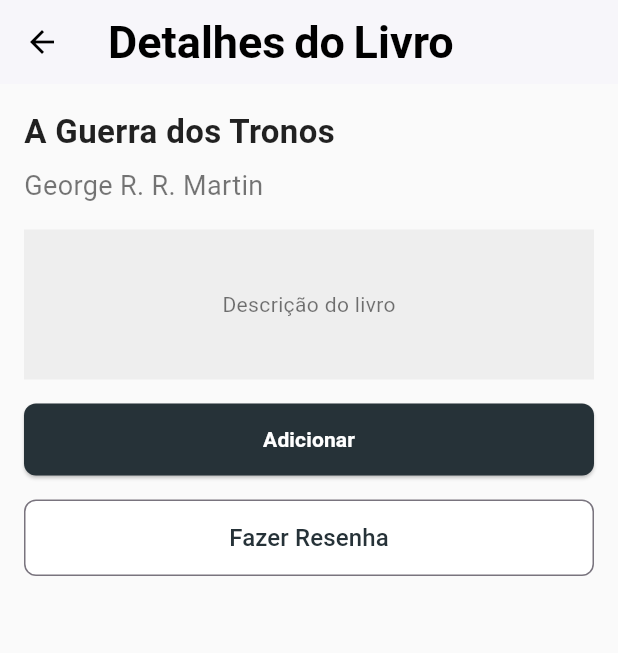
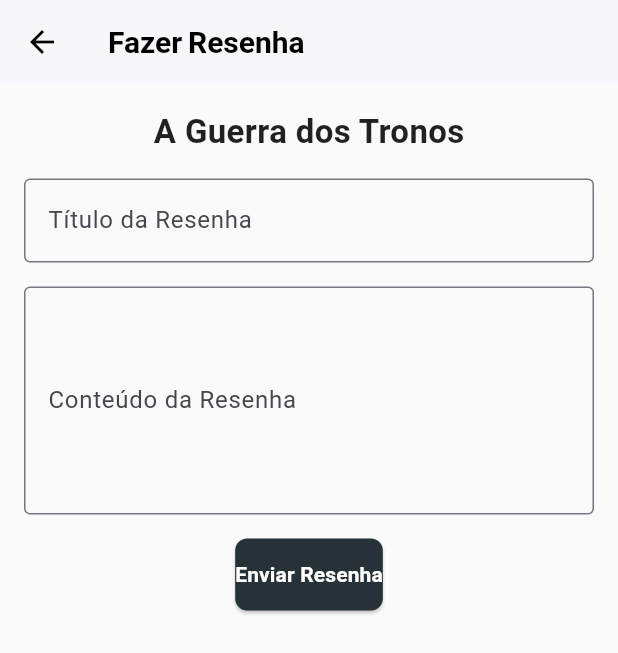
Before and after one commit to nicolemartinsx/book-tracker, a Flutter app: the LivroDetalhePage screen opened directly with sample values from the repository, after a tap on "Fazer Resenha", on a phone screen of 412 x 824 dp. Shown: the top 653 px of the screen. Run offline on Flutter 3.47's test engine with Material 3 defaults, Android fonts, the phone set to English and light mode, and no system bars; our stand-ins replace firebase_auth, firebase_core, google_fonts; accounts and stored records are empty.

Commit message:
feat: adicionando pagina de resenha

```diff
--- a/lib/pages/livro_page.dart
+++ b/lib/pages/livro_page.dart
@@ -1,10 +1,16 @@
+import 'package:book_tracker/pages/review_page.dart';
+import 'package:book_tracker/services/auth_service.dart';
 import 'package:flutter/material.dart';
 import 'package:book_tracker/models/livro.dart';
+import 'package:provider/provider.dart';
 
 class LivroDetalhePage extends StatelessWidget {
+
+
   final Livro livro;
 
   const LivroDetalhePage({super.key, required this.livro});
+
 
   @override
   Widget build(BuildContext context) {
@@ -40,8 +46,7 @@ class LivroDetalhePage extends StatelessWidget {
                 color: Colors.black54,
               ),
             ),
-
-               SizedBox(height: 16),
+          SizedBox(height: 16),
             Container(
               height: 100,
               color: Colors.grey[200],
@@ -56,7 +61,20 @@ class LivroDetalhePage extends StatelessWidget {
             SizedBox(height: 16),
             ElevatedButton(
               onPressed: () {
-                // ação de adicionar
+                  final authService = Provider.of<AuthService>(context, listen: false);
+
+                if (authService.usuario != null) //usado para verificar se o usuario está logado
+                {
+                  //Ação de adicionar
+                }
+                else {
+                  ScaffoldMessenger.of(context).showSnackBar(
+                    SnackBar(
+                      content: Text('Você precisa estar logado para realizar esta ação.'),
+                      backgroundColor: Colors.redAccent,
+                    ),
+                  );
+                }
               },
               style: ElevatedButton.styleFrom(
                 backgroundColor: Colors.blueGrey[900],
@@ -76,7 +94,24 @@ class LivroDetalhePage extends StatelessWidget {
             SizedBox(height: 16),
             OutlinedButton(
               onPressed: () {
-                // ação de fazer resenha
+                 final authService = Provider.of<AuthService>(context, listen: false);
+
+                if (authService.usuario != null) {
+                  Navigator.push(
+                    context,
+                    MaterialPageRoute(
+                      builder: (context) => ReviewPage(livroTitulo: livro.titulo),
+                    ),
+                  );
+                } else {
+
+                  ScaffoldMessenger.of(context).showSnackBar(
+                    SnackBar(
+                      content: Text('Você precisa estar logado para realizar esta ação.'),
+                      backgroundColor: Colors.redAccent,
+                    ),
+                  );
+                }
               },
               style: OutlinedButton.styleFrom(
                 backgroundColor: Colors.white,
--- /dev/null
+++ b/lib/pages/review_page.dart
@@ -0,0 +1,112 @@
+import 'package:flutter/material.dart';
+
+//import 'package:cloud_firestore/cloud_firestore.dart';
+
+class ReviewPage extends StatefulWidget {
+  final String livroTitulo;
+
+  const ReviewPage({super.key, required this.livroTitulo});
+
+  @override
+  State<ReviewPage> createState() => _ReviewPageState();
+}
+
+class _ReviewPageState extends State<ReviewPage> {
+  final TextEditingController _tituloController = TextEditingController();
+  final TextEditingController _conteudoController = TextEditingController();
+
+  @override
+  void dispose() {
+    _tituloController.dispose();
+    _conteudoController.dispose();
+    super.dispose();
+  }
+
+  Future<void> _salvarResenha() async {
+    if (_tituloController.text.isEmpty || _conteudoController.text.isEmpty) {
+      ScaffoldMessenger.of(context).showSnackBar(
+        SnackBar(content: Text('Preencha todos os campos!')),
+      );
+      return;
+    }
+
+    try {
+
+      //a configuração do firestore deve ficar aqui.
+
+      ScaffoldMessenger.of(context).showSnackBar(
+        SnackBar(content: Text('Resenha enviada com sucesso!')),
+      );
+
+      Navigator.pop(context); // Volta para a tela anterior
+    } catch (e) {
+      ScaffoldMessenger.of(context).showSnackBar(
+        SnackBar(content: Text('Erro ao enviar resenha. Tente novamente.')),
+      );
+    }
+  }
+
+  @override
+  Widget build(BuildContext context) {
+    return Scaffold(
+      backgroundColor: Colors.grey[50],
+      appBar: AppBar(
+        title: Text('Fazer Resenha'),
+        backgroundColor: Colors.white,
+        elevation: 1,
+        iconTheme: IconThemeData(color: Colors.black),
+        titleTextStyle: TextStyle(color: Colors.black, fontSize: 20, fontWeight: FontWeight.bold),
+      ),
+      body: Padding(
+        padding: const EdgeInsets.all(16.0),
+        child: Column(
+          children: [
+            Text(
+              widget.livroTitulo,
+              style: TextStyle(
+                fontSize: 22,
+                fontWeight: FontWeight.bold,
+                color: Colors.black87,
+              ),
+            ),
+            SizedBox(height: 16),
+            TextField(
+              controller: _tituloController,
+              decoration: InputDecoration(
+                labelText: 'Título da Resenha',
+                border: OutlineInputBorder(),
+              ),
+            ),
+            SizedBox(height: 16),
+            TextField(
+              controller: _conteudoController,
+              maxLines: 5,
+              decoration: InputDecoration(
+                labelText: 'Conteúdo da Resenha',
+                border: OutlineInputBorder(),
+              ),
+            ),
+            SizedBox(height: 16),
+            ElevatedButton(
+              onPressed: _salvarResenha,
+              style: ElevatedButton.styleFrom(
+                backgroundColor: Colors.blueGrey[900],
+                padding: EdgeInsets.symmetric(vertical: 14),
+                shape: RoundedRectangleBorder(
+                  borderRadius: BorderRadius.circular(8),
+                ),
+              ),
+              child: Text(
+                'Enviar Resenha',
+                style: TextStyle(
+                  color: Colors.white,
+                  fontWeight: FontWeight.bold,
+                ),
+              ),
+            ),
+          ],
+        ),
+      ),
+    );
+  }
+}
```
